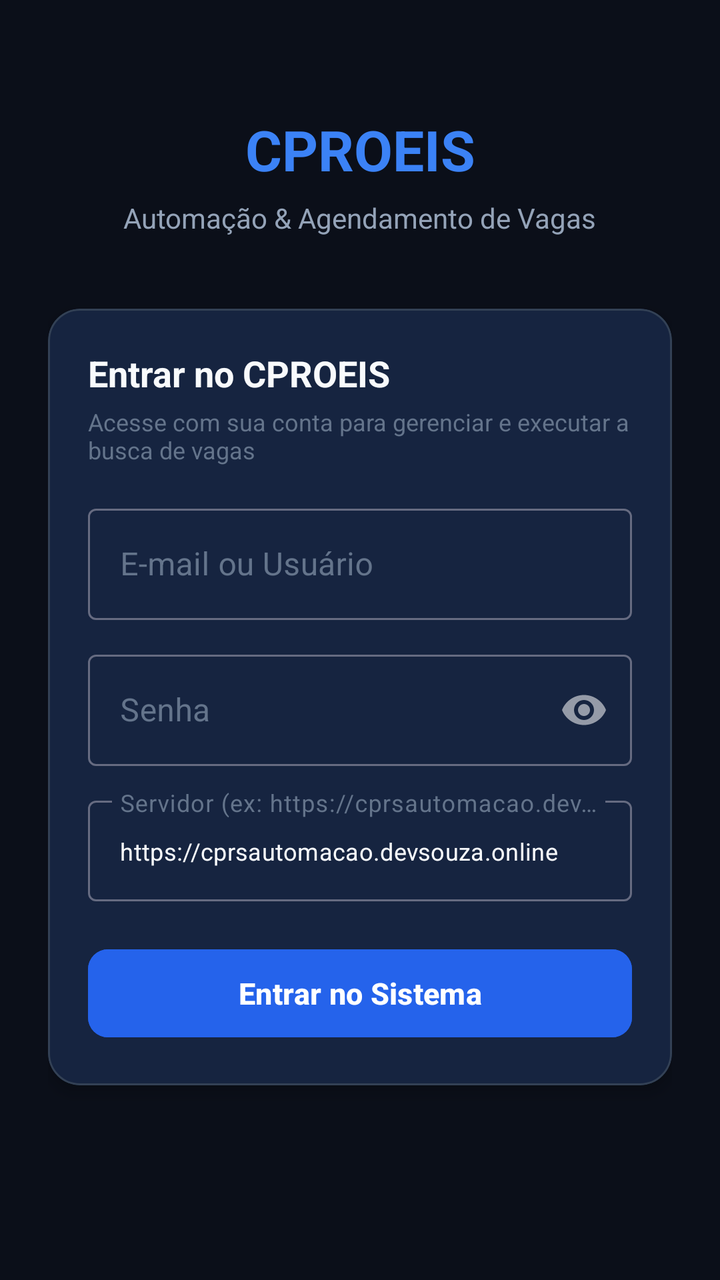
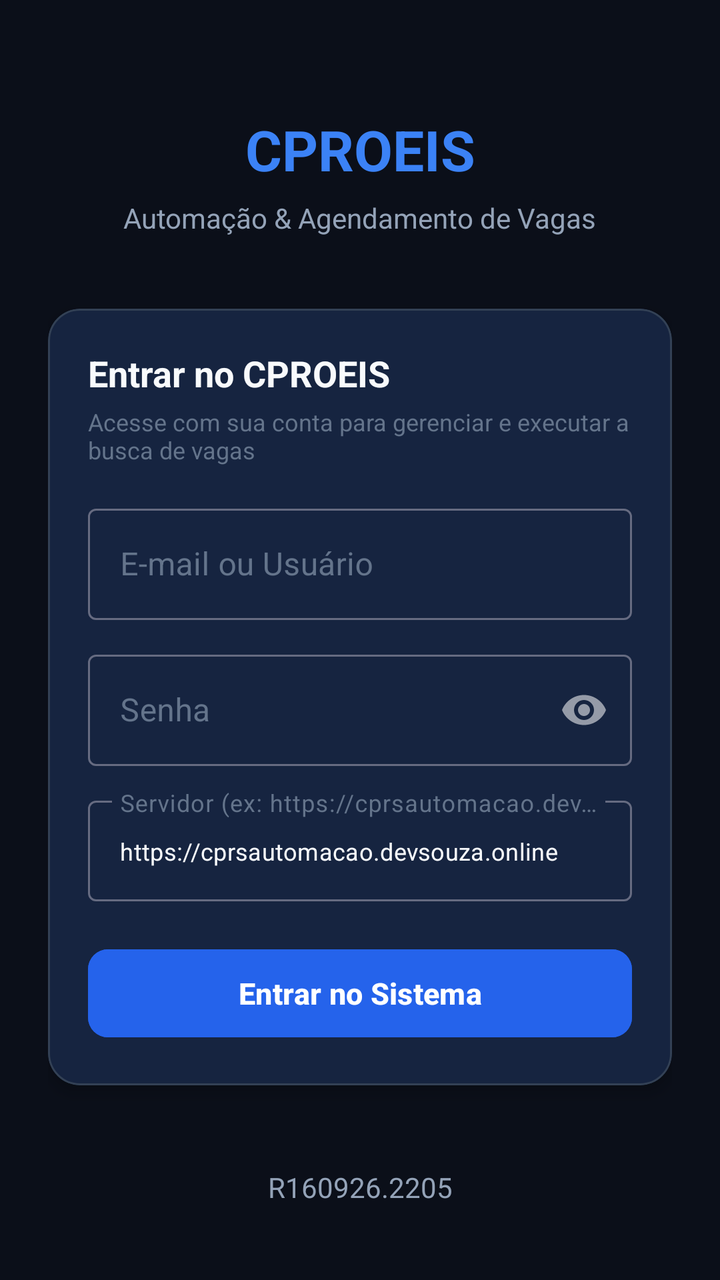

The first picture is an Android layout as it rendered before a commit; the second is the same layout after the commit. The layout source and the unified diff follow.
<!-- AndroidManifest.xml: activity theme Theme.CproeisApp.NoActionBar -->
<!-- res/layout/activity_login.xml -->
<?xml version="1.0" encoding="utf-8"?>
<ScrollView xmlns:android="http://schemas.android.com/apk/res/android"
    xmlns:app="http://schemas.android.com/apk/res-auto"
    android:layout_width="match_parent"
    android:layout_height="match_parent"
    android:background="@color/bg_main"
    android:fillViewport="true">

    <androidx.constraintlayout.widget.ConstraintLayout
        android:layout_width="match_parent"
        android:layout_height="wrap_content"
        android:padding="24dp">

        <TextView
            android:id="@+id/tvLogo"
            android:layout_width="wrap_content"
            android:layout_height="wrap_content"
            android:layout_marginTop="32dp"
            android:text="CPROEIS"
            android:textColor="@color/primary_light"
            android:textSize="28sp"
            android:textStyle="bold"
            app:layout_constraintEnd_toEndOf="parent"
            app:layout_constraintStart_toStartOf="parent"
            app:layout_constraintTop_toTopOf="parent" />

        <TextView
            android:id="@+id/tvSubtitle"
            android:layout_width="wrap_content"
            android:layout_height="wrap_content"
            android:layout_marginTop="6dp"
            android:text="Automação &amp; Agendamento de Vagas"
            android:textColor="@color/text_secondary"
            android:textSize="14sp"
            app:layout_constraintEnd_toEndOf="parent"
            app:layout_constraintStart_toStartOf="parent"
            app:layout_constraintTop_toBottomOf="@id/tvLogo" />

        <com.google.android.material.card.MaterialCardView
            android:id="@+id/cardLogin"
            android:layout_width="match_parent"
            android:layout_height="wrap_content"
            android:layout_marginTop="36dp"
            app:cardBackgroundColor="@color/bg_card"
            app:cardCornerRadius="16dp"
            app:cardElevation="4dp"
            app:layout_constraintTop_toBottomOf="@id/tvSubtitle"
            app:strokeColor="@color/border_subtle"
            app:strokeWidth="1dp">

            <LinearLayout
                android:layout_width="match_parent"
                android:layout_height="wrap_content"
                android:orientation="vertical"
                android:padding="20dp">

                <TextView
                    android:layout_width="wrap_content"
                    android:layout_height="wrap_content"
                    android:text="@string/title_login"
                    android:textColor="@color/text_primary"
                    android:textSize="18sp"
                    android:textStyle="bold" />

                <TextView
                    android:layout_width="wrap_content"
                    android:layout_height="wrap_content"
                    android:layout_marginTop="4dp"
                    android:layout_marginBottom="16dp"
                    android:text="@string/desc_login"
                    android:textColor="@color/text_muted"
                    android:textSize="12sp" />

                <com.google.android.material.textfield.TextInputLayout
                    android:id="@+id/tilEmail"
                    style="@style/Widget.MaterialComponents.TextInputLayout.OutlinedBox"
                    android:layout_width="match_parent"
                    android:layout_height="wrap_content"
                    android:layout_marginBottom="12dp"
                    android:hint="@string/email_hint"
                    android:textColorHint="@color/text_muted">

                    <com.google.android.material.textfield.TextInputEditText
                        android:id="@+id/etEmail"
                        android:layout_width="match_parent"
                        android:layout_height="wrap_content"
                        android:inputType="textEmailAddress"
                        android:textColor="@color/text_primary" />
                </com.google.android.material.textfield.TextInputLayout>

                <com.google.android.material.textfield.TextInputLayout
                    android:id="@+id/tilPassword"
                    style="@style/Widget.MaterialComponents.TextInputLayout.OutlinedBox"
                    android:layout_width="match_parent"
                    android:layout_height="wrap_content"
                    android:layout_marginBottom="12dp"
                    android:hint="@string/password_hint"
                    android:textColorHint="@color/text_muted"
                    app:passwordToggleEnabled="true">

                    <com.google.android.material.textfield.TextInputEditText
                        android:id="@+id/etPassword"
                        android:layout_width="match_parent"
                        android:layout_height="wrap_content"
                        android:inputType="textPassword"
                        android:textColor="@color/text_primary" />
                </com.google.android.material.textfield.TextInputLayout>

                <com.google.android.material.textfield.TextInputLayout
                    android:id="@+id/tilServerUrl"
                    style="@style/Widget.MaterialComponents.TextInputLayout.OutlinedBox"
                    android:layout_width="match_parent"
                    android:layout_height="wrap_content"
                    android:layout_marginBottom="20dp"
                    android:hint="@string/server_url_hint"
                    android:textColorHint="@color/text_muted">

                    <com.google.android.material.textfield.TextInputEditText
                        android:id="@+id/etServerUrl"
                        android:layout_width="match_parent"
                        android:layout_height="wrap_content"
                        android:inputType="textUri"
                        android:text="https://cprsautomacao.devsouza.online"
                        android:textColor="@color/text_primary"
                        android:textSize="12sp" />
                </com.google.android.material.textfield.TextInputLayout>

                <com.google.android.material.button.MaterialButton
                    android:id="@+id/btnLogin"
                    android:layout_width="match_parent"
                    android:layout_height="52dp"
                    android:backgroundTint="@color/accent"
                    android:text="@string/btn_login"
                    android:textAllCaps="false"
                    android:textColor="@color/white"
                    android:textSize="15sp"
                    android:textStyle="bold"
                    app:cornerRadius="10dp" />

                <ProgressBar
                    android:id="@+id/progressBar"
                    android:layout_width="wrap_content"
                    android:layout_height="wrap_content"
                    android:layout_gravity="center"
                    android:layout_marginTop="16dp"
                    android:visibility="gone" />

                <TextView
                    android:id="@+id/tvError"
                    android:layout_width="match_parent"
                    android:layout_height="wrap_content"
                    android:layout_marginTop="12dp"
                    android:gravity="center"
                    android:textColor="@color/error"
                    android:textSize="13sp"
                    android:visibility="gone" />

            </LinearLayout>
        </com.google.android.material.card.MaterialCardView>

    </androidx.constraintlayout.widget.ConstraintLayout>
</ScrollView>
<!-- resources referenced by this layout -->
<resources>
  <color name="accent">#2563EB</color>
  <color name="bg_card">#131B2E</color>
  <color name="bg_main">#0B0F19</color>
  <color name="border_subtle">#334155</color>
  <color name="error">#EF4444</color>
  <color name="primary_light">#3B82F6</color>
  <color name="text_muted">#64748B</color>
  <color name="text_primary">#F8FAFC</color>
  <color name="text_secondary">#94A3B8</color>
  <color name="white">#FFFFFF</color>
  <string name="btn_login">Entrar no Sistema</string>
  <string name="desc_login">Acesse com sua conta para gerenciar e executar a busca de vagas</string>
  <string name="email_hint">E-mail ou Usuário</string>
  <string name="password_hint">Senha</string>
  <string name="server_url_hint">Servidor (ex: https://cprsautomacao.devsouza.online)</string>
  <string name="title_login">Entrar no CPROEIS</string>
  <style name="Theme.CproeisApp.NoActionBar">
          <item name="windowActionBar">false</item>
          <item name="windowNoTitle">true</item>
          <item name="android:statusBarColor">@color/bg_main</item>
          <item name="android:navigationBarColor">@color/bg_main</item>
      </style>
</resources>

<!-- the commit's change to res/layout/activity_login.xml (unified diff, before → after) -->
@@ -1,6 +1,7 @@
 <?xml version="1.0" encoding="utf-8"?>
 <ScrollView xmlns:android="http://schemas.android.com/apk/res/android"
     xmlns:app="http://schemas.android.com/apk/res-auto"
+    xmlns:tools="http://schemas.android.com/tools"
     android:layout_width="match_parent"
     android:layout_height="match_parent"
     android:background="@color/bg_main"
@@ -158,5 +159,20 @@
             </LinearLayout>
         </com.google.android.material.card.MaterialCardView>
 
+        <TextView
+            android:id="@+id/tvSubtitle2"
+            android:layout_width="103dp"
+            android:layout_height="28dp"
+            android:layout_marginBottom="4dp"
+            android:foregroundGravity="center"
+            android:text="R160926.2205"
+            android:textAllCaps="false"
+            android:textColor="@color/text_secondary"
+            android:textSize="14sp"
+            app:layout_constraintBottom_toBottomOf="parent"
+            app:layout_constraintEnd_toEndOf="parent"
+            app:layout_constraintHorizontal_bias="0.526"
+            app:layout_constraintStart_toStartOf="parent" />
+
     </androidx.constraintlayout.widget.ConstraintLayout>
 </ScrollView>
